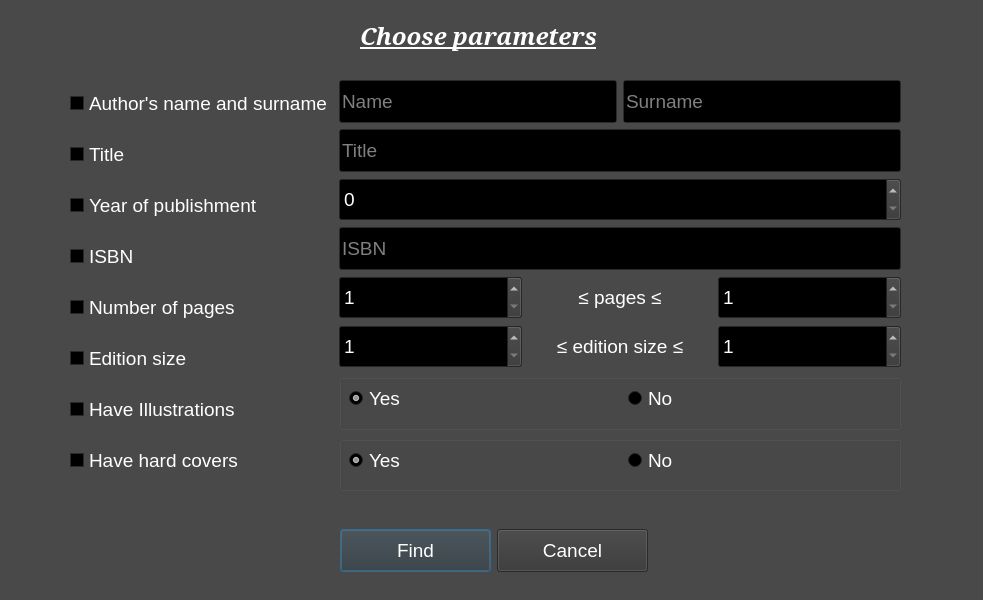
mirabiliss/BookShelf, file findbooksdialog.ui: the form before one commit.
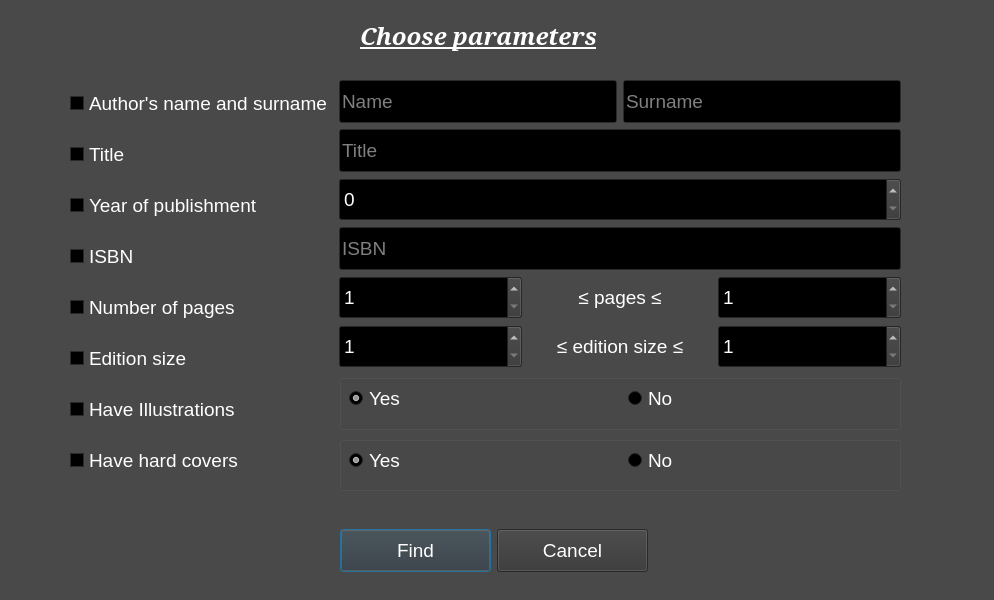
The form after the commit.

```diff
--- a/findbooksdialog.ui
+++ b/findbooksdialog.ui
@@ -6,7 +6,7 @@
    <rect>
     <x>0</x>
     <y>0</y>
-    <width>983</width>
+    <width>994</width>
     <height>600</height>
    </rect>
   </property>
@@ -481,7 +481,7 @@
     <string>Choose parameters</string>
    </property>
   </widget>
-  <widget class="QWidget" name="">
+  <widget class="QWidget" name="layoutWidget">
    <property name="geometry">
     <rect>
      <x>70</x>
@@ -979,7 +979,7 @@
     </item>
    </layout>
   </widget>
-  <widget class="QWidget" name="">
+  <widget class="QWidget" name="layoutWidget">
    <property name="geometry">
     <rect>
      <x>340</x>
```
